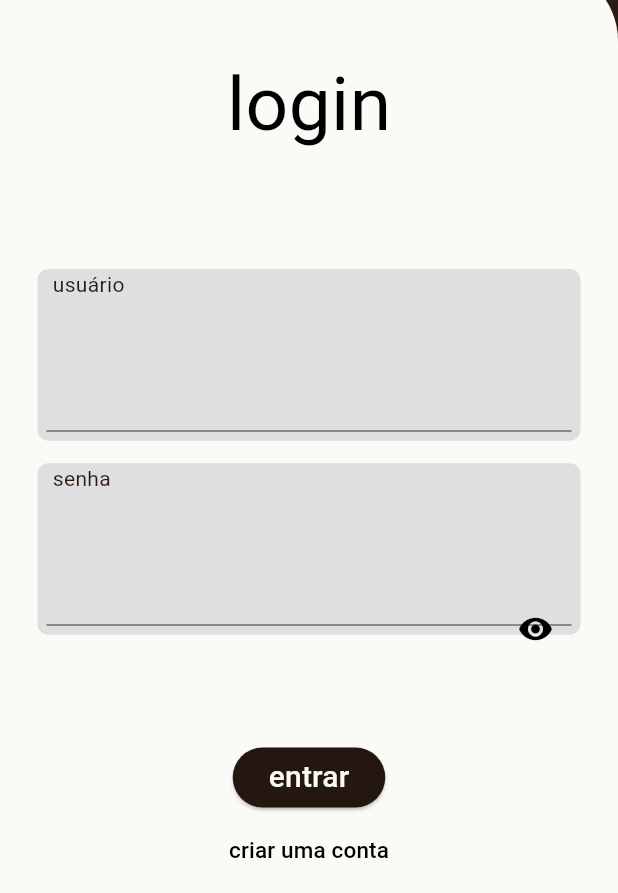
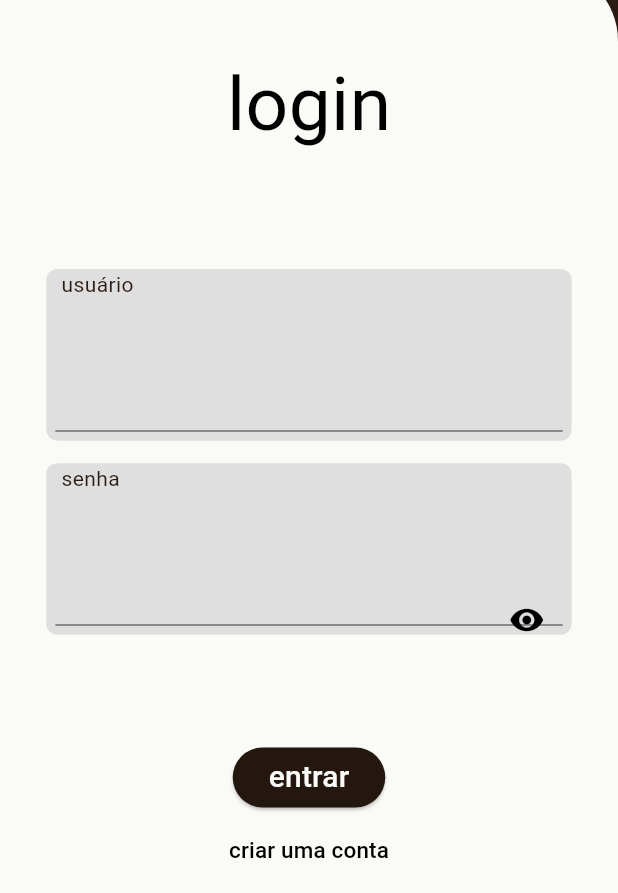
Before and after one commit to pirespsps/pintassilgo, a Flutter app: the screen it shows after launch, on a phone screen of 412 x 824 dp, the part 343-1236 px from its top. Run offline on Flutter 3.47's test engine with Material 3 defaults, Android fonts, the phone set to English and light mode, and no system bars; our stand-ins replace flutter_secure_storage, google_fonts, image_picker, sqflite; missing offline and left inert: dart:ffi; accounts and stored records are empty.

Commit message:
tentei arrumar o olhinho e nn foi :(

```diff
--- a/lib/components/field.dart
+++ b/lib/components/field.dart
@@ -53,14 +53,15 @@ class _FieldFormState extends State<Field> {
               ),
             ),
             SizedBox(
-              height: widget.height == null? (widget.height! * 0.6) : 30,
+              height: widget.height == null? (widget.height! * 0.8) : 30,
               child: Padding(
-                padding: const EdgeInsets.all(6.0),
+                padding: const EdgeInsets.fromLTRB(6.0, 0.0, 6.0, 6.0),
                 child: TextFormField(
+
                   controller: widget.fieldController,
-                  style: TextStyle(color: Colors.black),
+                  style: TextStyle(color: Colors.black, fontSize: 25),
                   cursorColor: Colors.black,
-                  cursorHeight: 15,
+                  cursorHeight: 20,
                   validator: widget.validator ??
                   (value){
                     if(value == null || value.isEmpty){
@@ -75,6 +76,7 @@ class _FieldFormState extends State<Field> {
                     enabledBorder: UnderlineInputBorder(borderSide: BorderSide(color: CINZA_ESCURO)),
                     focusedBorder: UnderlineInputBorder(borderSide: BorderSide(color: CINZA_ESCURO)),
                     suffixIcon: widget.suffixIcon ??
+
                     SizedBox(width: 0, height: 0,),
                   ),
 
--- a/lib/views/login.dart
+++ b/lib/views/login.dart
@@ -97,8 +97,8 @@ class _LoginState extends State<Login> {
                     Field(
                       text: "usuário",
                       fieldController: _nomeController,
-                      width: size.width - 50,
-                      height: 50,
+                      width: size.width * 85 / 100,
+                      height: size.height * 5 / 100,
                       validator: (value){
                         if(value == null || value.trim().isEmpty ){
                           return 'este campo é obrigatório';
@@ -111,8 +111,8 @@ class _LoginState extends State<Login> {
                     Field(
                       text: "senha",
                       fieldController: _senhaController,
-                      width: size.width - 50,
-                      height: 50,
+                      width: size.width * 85 / 100,
+                      height: size.height * 5 / 100,
                       validator: (value){
                         if(value == null || value.trim().isEmpty ){
                           return 'este campo é obrigatório';
```
